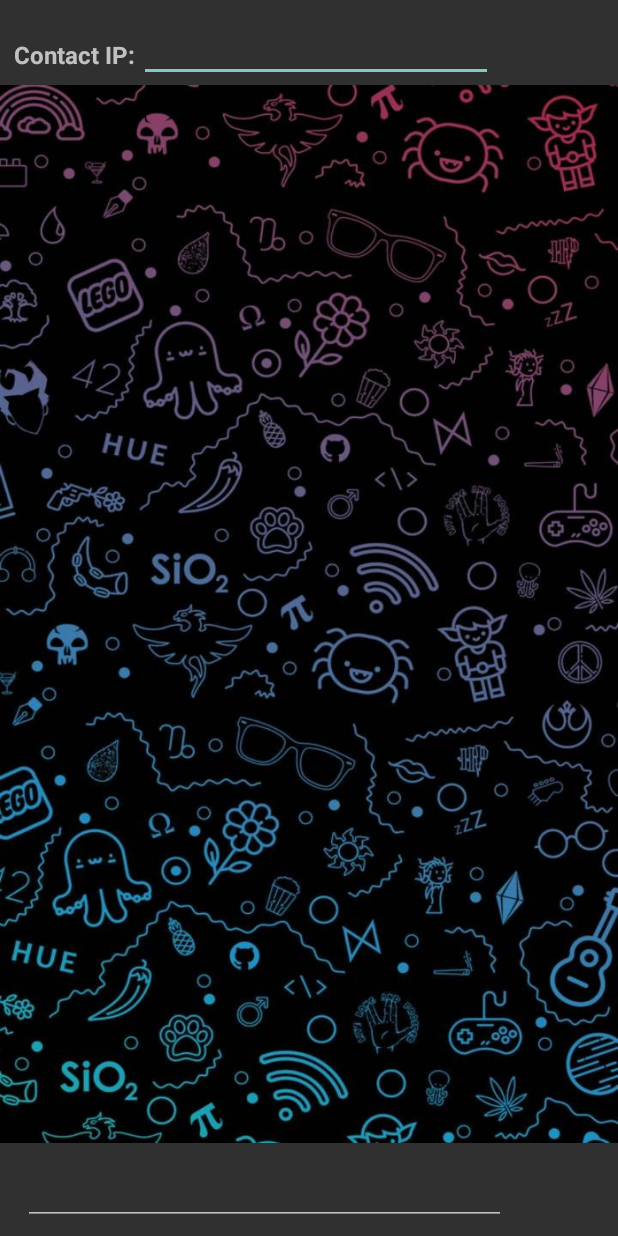
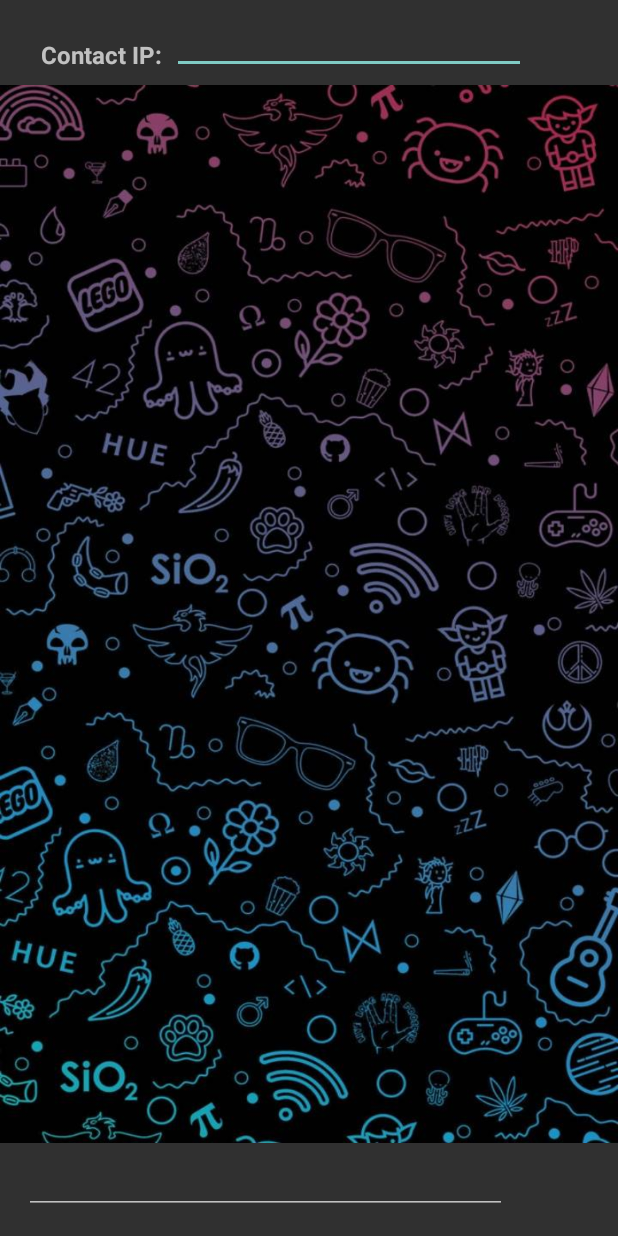
Before and after one commit to pablojgv03/Chat_Sockets, an Android app: the screen it shows after launch (chat), after a tap on "START CHATTING", on a phone screen of 412 x 824 dp. Run offline under Robolectric (Android 15) with nearby library versions, the phone set to English and light mode, and no system bars.

Commit message:
7:37 10/02

```diff
--- a/app/src/main/java/com/example/mychat/MainActivity.java
+++ b/app/src/main/java/com/example/mychat/MainActivity.java
@@ -8,6 +8,7 @@ import androidx.recyclerview.widget.RecyclerView;
 
 import android.annotation.SuppressLint;
 import android.content.Intent;
+import android.content.pm.ActivityInfo;
 import android.os.Bundle;
 import android.text.Editable;
 import android.text.TextWatcher;
@@ -31,6 +32,7 @@ public class MainActivity extends AppCompatActivity{
     Button btnStart;
     protected void onCreate(Bundle savedInstanceState) {
         super.onCreate(savedInstanceState);
+        setRequestedOrientation(ActivityInfo.SCREEN_ORIENTATION_PORTRAIT);
         setContentView(R.layout.main_activity);
 
         btnStart = (Button) findViewById(R.id.button);
--- a/app/src/main/java/com/example/mychat/chat.java
+++ b/app/src/main/java/com/example/mychat/chat.java
@@ -1,6 +1,7 @@
 package com.example.mychat;
 
 import android.annotation.SuppressLint;
+import android.content.pm.ActivityInfo;
 import android.os.Bundle;
 import android.text.Editable;
 import android.text.TextWatcher;
@@ -37,6 +38,7 @@ public class chat extends AppCompatActivity {
     @SuppressLint("MissingInflatedId")
     @Override
     protected void onCreate(Bundle savedInstanceState) {
+        setRequestedOrientation(ActivityInfo.SCREEN_ORIENTATION_PORTRAIT);
         list = new ArrayList<>();
         toastE = Toast.makeText(getApplicationContext(), "Set a contact IP", Toast.LENGTH_SHORT);
         toastC = Toast.makeText(getApplicationContext(), "Send", Toast.LENGTH_SHORT);
@@ -139,6 +141,7 @@ public class chat extends AppCompatActivity {
                     dos.writeUTF(mensaje);
                     misocket.close();
                 } catch (IOException ex) {
+                    list.add("E" + "Error al enviar \"" + txtMensaje.getText().toString() + "\"");
                     Log.e("Error", "Error al enviar mensaje: " + ex.getMessage());
                 } finally {
                     if (misocket != null) {
--- a/app/src/main/res/layout/chat.xml
+++ b/app/src/main/res/layout/chat.xml
@@ -28,10 +28,10 @@
         android:inputType="textPersonName"
         app:layout_constraintBottom_toTopOf="@+id/guideline2"
         app:layout_constraintEnd_toEndOf="parent"
-        app:layout_constraintHorizontal_bias="0.527"
+        app:layout_constraintHorizontal_bias="0.651"
         app:layout_constraintStart_toStartOf="parent"
         app:layout_constraintTop_toTopOf="parent"
-        app:layout_constraintVertical_bias="0.73" />
+        app:layout_constraintVertical_bias="0.0" />
 
     <ImageButton
         android:id="@+id/imgButtonIP"
@@ -39,10 +39,10 @@
         android:layout_height="33dp"
         app:layout_constraintBottom_toTopOf="@+id/guideline2"
         app:layout_constraintEnd_toEndOf="parent"
-        app:layout_constraintHorizontal_bias="0.153"
+        app:layout_constraintHorizontal_bias="0.68"
         app:layout_constraintStart_toEndOf="@+id/txtIP"
         app:layout_constraintTop_toTopOf="parent"
-        app:layout_constraintVertical_bias="0.73"
+        app:layout_constraintVertical_bias="0.666"
         app:srcCompat="@android:drawable/presence_online" />
 
     <EditText
@@ -53,9 +53,10 @@
         android:inputType="textPersonName"
         app:layout_constraintBottom_toBottomOf="parent"
         app:layout_constraintEnd_toEndOf="parent"
-        app:layout_constraintHorizontal_bias="0.174"
+        app:layout_constraintHorizontal_bias="0.179"
         app:layout_constraintStart_toStartOf="parent"
-        app:layout_constraintTop_toTopOf="@+id/guideline3" />
+        app:layout_constraintTop_toTopOf="@+id/guideline3"
+        app:layout_constraintVertical_bias="0.0" />
 
     <androidx.constraintlayout.widget.Guideline
         android:id="@+id/guideline3"
@@ -85,8 +86,10 @@
         android:background="@drawable/btn_enviar"
         app:layout_constraintBottom_toBottomOf="parent"
         app:layout_constraintEnd_toEndOf="parent"
+        app:layout_constraintHorizontal_bias="0.428"
         app:layout_constraintStart_toEndOf="@+id/txtMensaje"
         app:layout_constraintTop_toTopOf="@+id/guideline3"
+        app:layout_constraintVertical_bias="0.0"
         app:srcCompat="@drawable/enviar" />
 
     <androidx.constraintlayout.widget.Guideline
```
